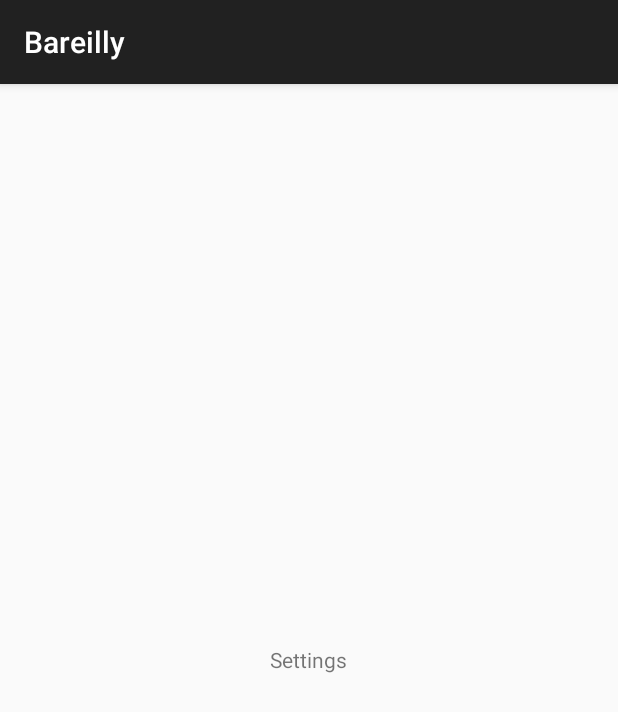
After one commit to shivamvk/Bareilly, an Android app: the fragment SettingsFragment shown on its own in the app's theme, on a phone screen of 412 x 824 dp. The commit adds this screen. Shown: the top 712 px of the screen. Run offline under Robolectric (Android 15) with nearby library versions, the phone set to English and light mode, and no system bars.

Commit message:
add settings fragment

```diff
--- a/app/src/main/java/io/shivamvk/bareilly/SplashActivity.kt
+++ b/app/src/main/java/io/shivamvk/bareilly/SplashActivity.kt
@@ -16,7 +16,7 @@
         val conf: Configuration = resources.configuration
         conf.locale = Locale("hi")
         //resources.updateConfiguration(conf, dm)
-        AppCompatDelegate.setDefaultNightMode(AppCompatDelegate.MODE_NIGHT_YES)
+        //AppCompatDelegate.setDefaultNightMode(AppCompatDelegate.MODE_NIGHT_YES)
         startActivity(Intent(
             this, MainActivity::class.java
         ))
--- a/app/src/main/java/io/shivamvk/bareilly/adapters/MainActivityViewPagerAdapter.java
+++ b/app/src/main/java/io/shivamvk/bareilly/adapters/MainActivityViewPagerAdapter.java
@@ -25,13 +25,11 @@
         mPageReferences = new SparseArray<>();
     }
 
-    // Returns total number of pages
     @Override
     public int getCount() {
         return NUM_ITEMS;
     }
 
-    // Returns the fragment to display for that page
     @NotNull
     @Override
     public Fragment getItem(int position) {
@@ -75,7 +73,6 @@
         super.destroyItem(container, position, object);
     }
 
-    // Returns the page title for the top indicator
     @Override
     public CharSequence getPageTitle(int position) {
         return "Page " + position;
--- /dev/null
+++ b/app/src/main/java/io/shivamvk/bareilly/fragments/SettingsFragment.kt
@@ -0,0 +1,37 @@
+package io.shivamvk.bareilly.fragments
+
+import android.os.Bundle
+import android.view.LayoutInflater
+import android.view.View
+import android.view.ViewGroup
+import androidx.fragment.app.Fragment
+import io.shivamvk.bareilly.databinding.FragmentSettingsBinding
+
+class SettingsFragment: Fragment() {
+
+    lateinit var binding: FragmentSettingsBinding
+
+    companion object {
+        fun newInstance(): Fragment {
+            return SettingsFragment()
+        }
+    }
+
+    override fun onCreateView(
+        inflater: LayoutInflater,
+        container: ViewGroup?,
+        savedInstanceState: Bundle?
+    ): View? {
+        binding = FragmentSettingsBinding.inflate(layoutInflater, container, false)
+        return binding.root
+    }
+
+    override fun onViewCreated(view: View, savedInstanceState: Bundle?) {
+        super.onViewCreated(view, savedInstanceState)
+        init()
+    }
+
+    private fun init(){
+
+    }
+}
--- /dev/null
+++ b/app/src/main/res/layout/fragment_settings.xml
@@ -0,0 +1,12 @@
+<?xml version="1.0" encoding="utf-8"?>
+<RelativeLayout
+    xmlns:android="http://schemas.android.com/apk/res/android" android:layout_width="match_parent"
+    android:layout_height="match_parent">
+
+    <TextView
+        android:layout_width="wrap_content"
+        android:layout_height="wrap_content"
+        android:text="Settings"
+        android:layout_centerInParent="true"/>
+
+</RelativeLayout>
```
Also changed, not shown: app/src/main/java/io/shivamvk/bareilly/fragments/HomeFragment.kt (+18 -1 lines), app/src/main/res/layout/fragment_home.xml (+9 -0 lines), app/src/main/res/drawable/ic_settings.png (added).
